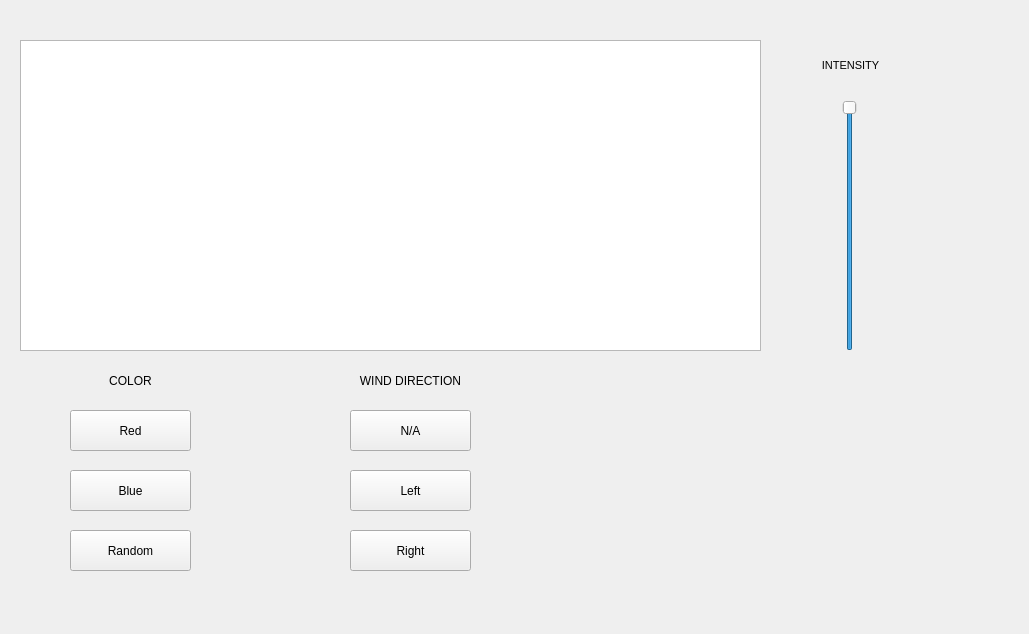
Above: src/mainwindow.ui from Sudarshan-Bisht/QT_Fire_Effect before the change. Below: the same form after it.
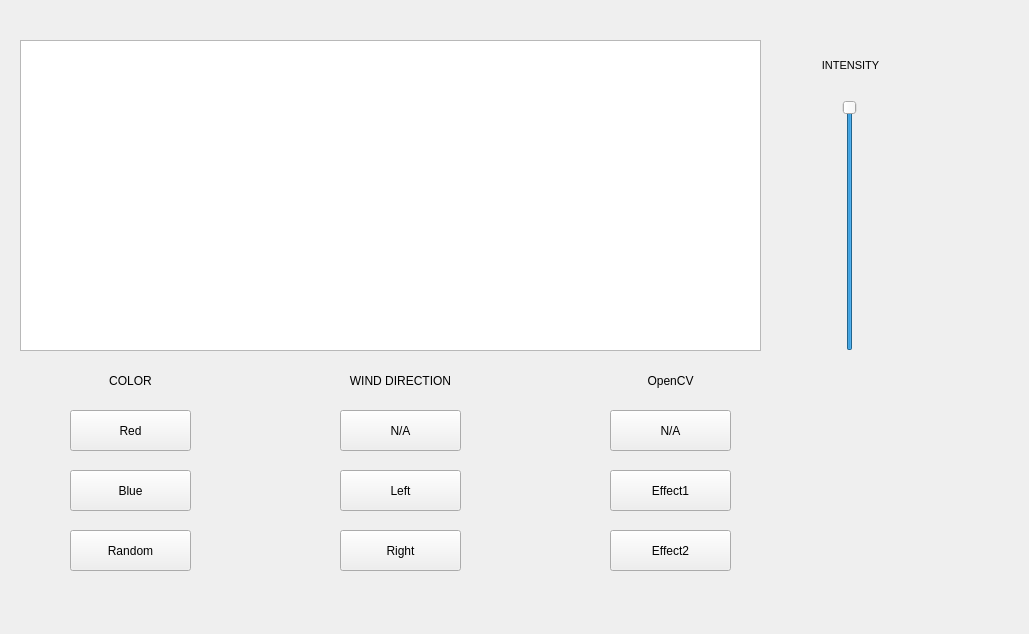
That is the form after the change.

Commit message: X64, OpenCV working

Diff of the .ui file:
```diff
--- a/src/mainwindow.ui
+++ b/src/mainwindow.ui
@@ -128,7 +128,7 @@
    <widget class="QLabel" name="label_3">
     <property name="geometry">
      <rect>
-      <x>320</x>
+      <x>310</x>
       <y>370</y>
       <width>181</width>
       <height>21</height>
@@ -144,7 +144,7 @@
    <widget class="QPushButton" name="pushButton_4">
     <property name="geometry">
      <rect>
-      <x>350</x>
+      <x>340</x>
       <y>530</y>
       <width>121</width>
       <height>41</height>
@@ -157,7 +157,7 @@
    <widget class="QPushButton" name="pushButton_5">
     <property name="geometry">
      <rect>
-      <x>350</x>
+      <x>340</x>
       <y>470</y>
       <width>121</width>
       <height>41</height>
@@ -170,7 +170,7 @@
    <widget class="QPushButton" name="pushButton_6">
     <property name="geometry">
      <rect>
-      <x>350</x>
+      <x>340</x>
       <y>410</y>
       <width>121</width>
       <height>41</height>
@@ -180,6 +180,61 @@
      <string>N/A</string>
     </property>
    </widget>
+   <widget class="QPushButton" name="pushButton_7">
+    <property name="geometry">
+     <rect>
+      <x>610</x>
+      <y>410</y>
+      <width>121</width>
+      <height>41</height>
+     </rect>
+    </property>
+    <property name="text">
+     <string>N/A</string>
+    </property>
+   </widget>
+   <widget class="QLabel" name="label_4">
+    <property name="geometry">
+     <rect>
+      <x>580</x>
+      <y>370</y>
+      <width>181</width>
+      <height>21</height>
+     </rect>
+    </property>
+    <property name="text">
+     <string>OpenCV</string>
+    </property>
+    <property name="alignment">
+     <set>Qt::AlignCenter</set>
+    </property>
+   </widget>
+   <widget class="QPushButton" name="pushButton_8">
+    <property name="geometry">
+     <rect>
+      <x>610</x>
+      <y>530</y>
+      <width>121</width>
+      <height>41</height>
+     </rect>
+    </property>
+    <property name="text">
+     <string>Effect2</string>
+    </property>
+   </widget>
+   <widget class="QPushButton" name="pushButton_9">
+    <property name="geometry">
+     <rect>
+      <x>610</x>
+      <y>470</y>
+      <width>121</width>
+      <height>41</height>
+     </rect>
+    </property>
+    <property name="text">
+     <string>Effect1</string>
+    </property>
+   </widget>
   </widget>
  </widget>
  <layoutdefault spacing="6" margin="11"/>
```
Left out of the diff: 53 changed lines with no effect on the pictures. The commit also changes 4 other files.
